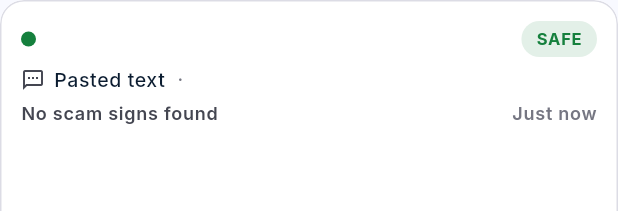
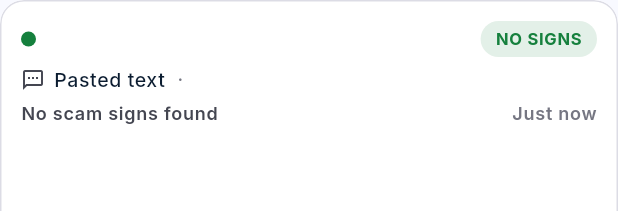
Before and after one commit to itzjayden04/hackai_kantoi, a Flutter app: the RecentCheckCard widget shown alone on an empty page, opened directly with empty values, on a phone screen of 412 x 824 dp. Shown: the top 211 px of the screen. Run offline on Flutter 3.47's test engine with Material 3 defaults, Android fonts, the phone set to English and light mode, and no system bars; our stand-ins replace pdf, share_plus, shared_preferences; missing offline and left inert: file_selector, google_mlkit_text_recognition, mobile_scanner, zxing2; accounts and stored records are empty; network calls fail.

Commit message:
Recent checks say 'No signs' instead of 'Safe' when nothing proves an item genuine

```diff
--- a/app/lib/ui/check/check_widgets.dart
+++ b/app/lib/ui/check/check_widgets.dart
@@ -109,8 +109,10 @@ class _ProtectionStatusCardState extends State<ProtectionStatusCard> with Widget
   }
 }
 
-String shortRisk(RiskLevel l) => switch (l) {
-  RiskLevel.safe => 'Safe',
+/// Short pill label. "Safe" only when Kantoi saw signs the item is genuine;
+/// otherwise "No signs", because finding nothing doesn't prove it's safe.
+String shortRisk(RiskLevel l, [List<Finding> findings = const []]) => switch (l) {
+  RiskLevel.safe => findings.any((f) => !f.isRisk) ? 'Safe' : 'No signs',
   RiskLevel.caution => 'Careful',
   RiskLevel.suspicious => 'Suspicious',
   RiskLevel.danger => 'Scam',
@@ -146,7 +148,7 @@ class RecentCheckCard extends StatelessWidget {
                 child: Text(v.scamType, style: t.titleMedium, maxLines: 1, overflow: TextOverflow.ellipsis),
               ),
               const SizedBox(width: 8),
-              Pill(shortRisk(v.level), color: c),
+              Pill(shortRisk(v.level, inv.findings), color: c),
             ],
           ),
           const SizedBox(height: 6),
```
Also changed, not shown: 1 other file.
